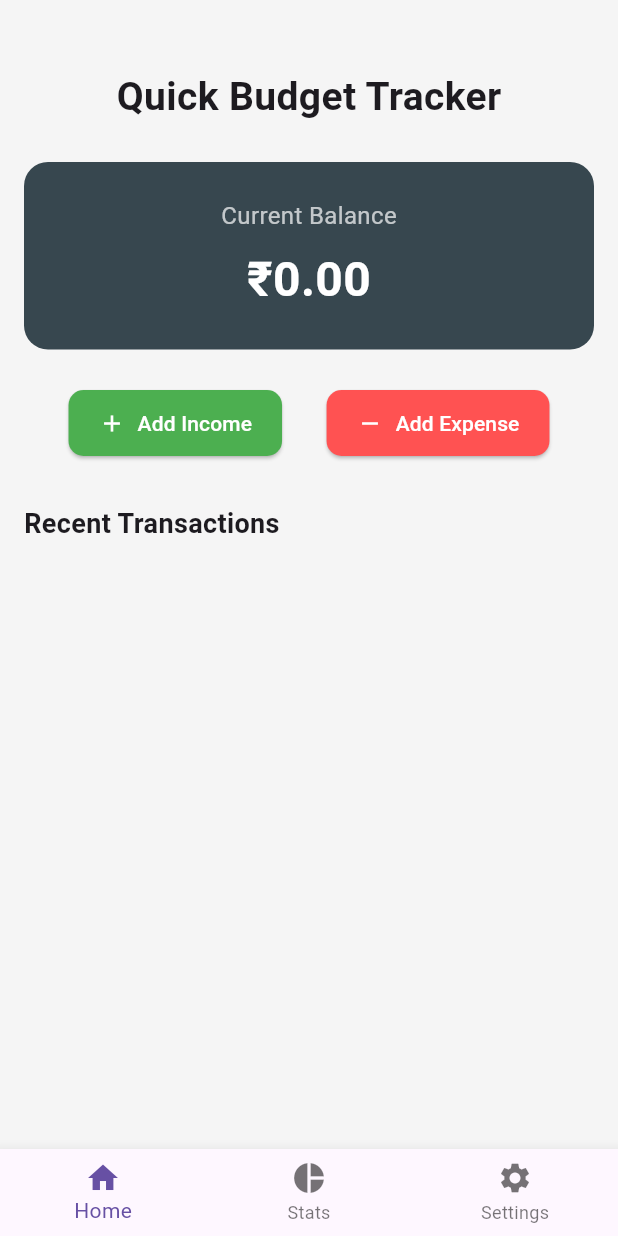
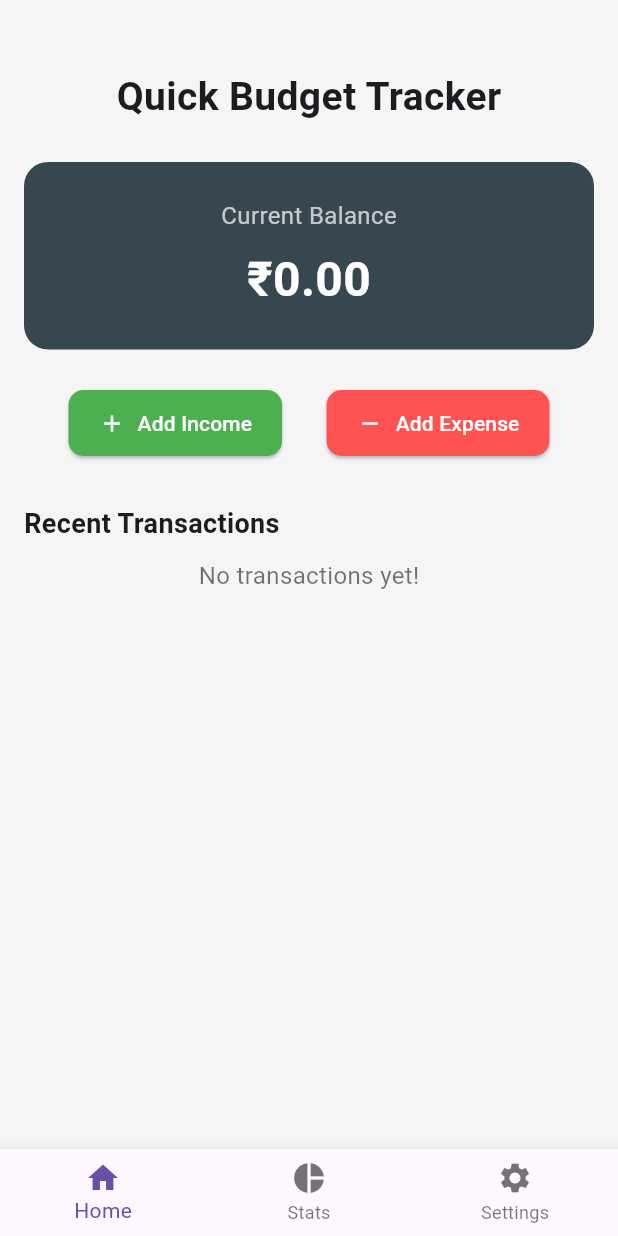
Before and after one commit to Pradeep1234566/Expense_tracker, a Flutter app: the screen it shows after launch, on a phone screen of 412 x 824 dp. Run offline on Flutter 3.47's test engine with Material 3 defaults, Android fonts, the phone set to English and light mode, and no system bars; our stand-ins replace hive, hive_flutter; accounts and stored records are empty.

```diff
--- a/lib/main.dart
+++ b/lib/main.dart
@@ -1,20 +1,28 @@
 import 'package:expense_tracker/pages/home_page.dart';
 import 'package:flutter/material.dart';
+import 'package:hive_flutter/hive_flutter.dart';
+import 'package:expense_tracker/pages/transaction_page.dart';
 
-void main() {
+void main() async {
+  WidgetsFlutterBinding.ensureInitialized();
+
+  await Hive.initFlutter();
+  Hive.registerAdapter(TransactionModelAdapter());
+
+  await Hive.openBox<TransactionModel>('transactionsBox');
+   await Hive.openBox('transactions');
+
   runApp(const MyApp());
 }
 
 class MyApp extends StatelessWidget {
   const MyApp({super.key});
 
-  // This widget is the root of your application.
   @override
   Widget build(BuildContext context) {
     return MaterialApp(
       debugShowCheckedModeBanner: false,
-      home: HomePage(),
-
-      );
+      home: const HomePage(),
+    );
   }
 }
--- a/lib/pages/home_page.dart
+++ b/lib/pages/home_page.dart
@@ -6,6 +6,7 @@ import 'package:expense_tracker/widget/button.dart';
 import 'package:expense_tracker/widget/transaction_tile.dart';
 import 'package:flutter/material.dart';
 import 'package:intl/intl.dart';
+import 'package:hive_flutter/hive_flutter.dart';
 
 class HomePage extends StatefulWidget {
   const HomePage({super.key});
@@ -15,10 +16,28 @@ class HomePage extends StatefulWidget {
 }
 
 class _HomePageState extends State<HomePage> {
-  // Initialize with an empty list instead of dummy data
-  final List<TransactionModel> transactions = [];
+  late Box<TransactionModel> transactionsBox;
+  List<TransactionModel> transactions = [];
 
-  // Calculate current balance
+  @override
+  void initState() {
+    super.initState();
+    // open the box if not already opened
+    transactionsBox = Hive.box<TransactionModel>('transactionsBox');
+    loadTransactions();
+  }
+
+  void loadTransactions() {
+    setState(() {
+      transactions = transactionsBox.values.toList();
+    });
+  }
+
+  void addTransaction(TransactionModel transaction) {
+    transactionsBox.add(transaction);
+    loadTransactions();
+  }
+
   double get currentBalance {
     double balance = 0.0;
     for (var transaction in transactions) {
@@ -83,15 +102,18 @@ class _HomePageState extends State<HomePage> {
             ),
             child: Column(
               children: [
-                const Text('Current Balance',
-                    style: TextStyle(color: Colors.white70, fontSize: 16)),
+                const Text(
+                  'Current Balance',
+                  style: TextStyle(color: Colors.white70, fontSize: 16),
+                ),
                 const SizedBox(height: 8),
                 Text(
                   '\₹${currentBalance.toStringAsFixed(2)}',
                   style: const TextStyle(
                     color: Colors.white,
                     fontSize: 32,
-                      fontWeight: FontWeight.bold),
+                    fontWeight: FontWeight.bold,
+                  ),
                 ),
               ],
             ),
@@ -114,9 +136,7 @@ class _HomePageState extends State<HomePage> {
                     ),
                   );
                   if (result != null && result is TransactionModel) {
-                    setState(() {
-                      transactions.add(result);
-                    });
+                    addTransaction(result);
                   }
                 },
                 backgroundColor: Colors.green,
@@ -136,9 +156,7 @@ class _HomePageState extends State<HomePage> {
                     ),
                   );
                   if (result != null && result is TransactionModel) {
-                    setState(() {
-                      transactions.add(result);
-                    });
+                    addTransaction(result);
                   }
                 },
                 backgroundColor: Colors.redAccent,
@@ -147,9 +165,19 @@ class _HomePageState extends State<HomePage> {
             ],
           ),
           const SizedBox(height: 30),
-          const Text('Recent Transactions',
-              style: TextStyle(fontSize: 18, fontWeight: FontWeight.w600)),
+          const Text(
+            'Recent Transactions',
+            style: TextStyle(fontSize: 18, fontWeight: FontWeight.w600),
+          ),
           const SizedBox(height: 10),
+          if (transactions.isEmpty)
+            const Center(
+              child: Text(
+                'No transactions yet!',
+                style: TextStyle(color: Colors.black54, fontSize: 16),
+              ),
+            )
+          else
             ...transactions.map(
               (t) => TransactionTile(
                 title: t.category,
--- a/lib/pages/stats_page.dart
+++ b/lib/pages/stats_page.dart
@@ -49,7 +49,10 @@ class StatsPage extends StatelessWidget {
 
     return Scaffold(
       appBar: AppBar(
-        title: const Text('Statistics'),
+        title: const Text(
+          'Statistics',
+          style: TextStyle(color: Colors.white),
+        ),
         backgroundColor: Colors.blueGrey[800],
         centerTitle: true,
       ),
--- a/lib/pages/transaction_page.dart
+++ b/lib/pages/transaction_page.dart
@@ -1,13 +1,25 @@
-class TransactionModel {
-  final String category;
-  final double amount;
-  final bool isIncome;
-  final DateTime date;
+import 'package:hive/hive.dart';
+
+part 'transaction_page.g.dart';
+
+@HiveType(typeId: 0)
+class TransactionModel extends HiveObject {
+  @HiveField(0)
+  String category;
+
+  @HiveField(1)
+  double amount;
+
+  @HiveField(2)
+  DateTime date;
+
+  @HiveField(3)
+  bool isIncome;
 
   TransactionModel({
     required this.category,
     required this.amount,
+    required this.date,
     required this.isIncome,
-    required this.date,
   });
 }
--- a/pubspec.yaml
+++ b/pubspec.yaml
@@ -36,6 +36,9 @@ dependencies:
   cupertino_icons: ^1.0.8
   fl_chart: ^0.63.0
   intl: ^0.18.1
+  hive: ^2.2.3
+  hive_flutter: ^1.1.0
+
 
 dev_dependencies:
   flutter_test:
@@ -47,6 +50,9 @@ dev_dependencies:
   # package. See that file for information about deactivating specific lint
   # rules and activating additional ones.
   flutter_lints: ^5.0.0
+  hive_generator: ^1.1.3
+  build_runner: ^2.1.11
+
 
 # For information on the generic Dart part of this file, see the
 # following page: https://dart.dev/tools/pub/pubspec
```
Also changed, not shown: lib/database/Database.dart (added, +19 -0 lines), lib/pages/settings_page.dart (+8 -7 lines), lib/pages/transaction_page.g.dart (added), pubspec.lock, 4 other files. Lines whose indentation alone changed are shown as unchanged.
